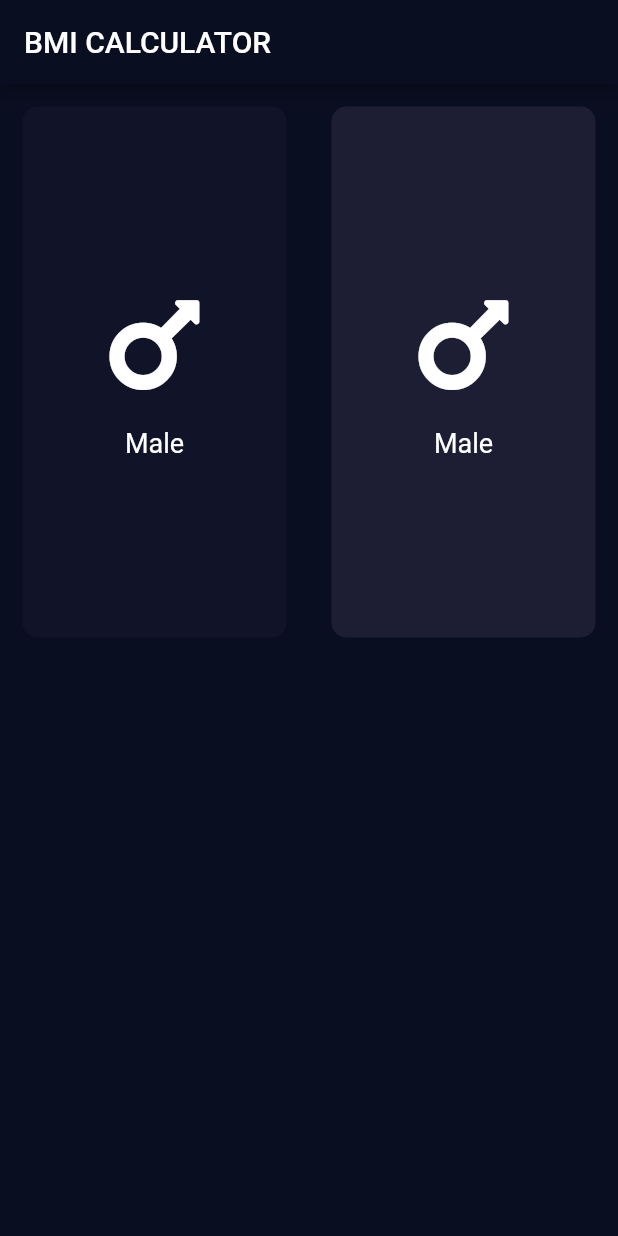
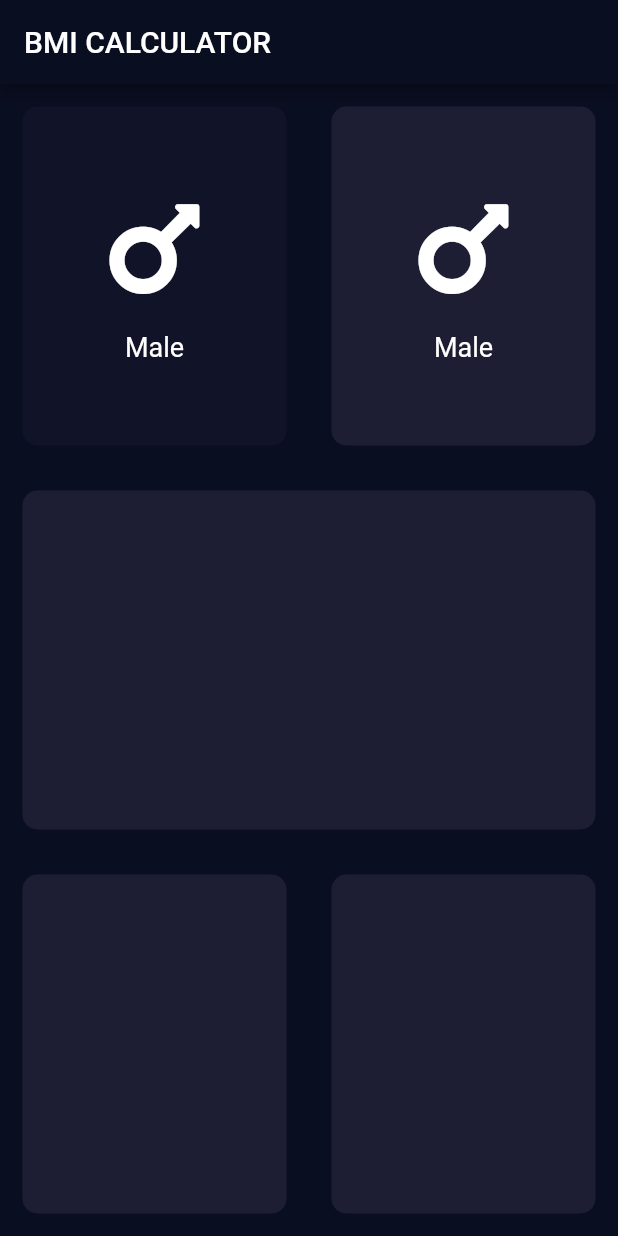
Before and after one commit to haroonkhan9426/BMI-Calculator-Flutter-, a Flutter app: the screen it shows after launch, on a phone screen of 412 x 824 dp. Run offline on Flutter 3.47's test engine with Material 2 defaults, Android fonts, the phone set to English and light mode, and no system bars; our stand-ins replace font_awesome_flutter.

Commit message:
Other widgets added to the inputPageScreen

```diff
--- a/lib/screens/input_page.dart
+++ b/lib/screens/input_page.dart
@@ -48,12 +48,12 @@ class _InputPageState extends State<InputPage> {
             ],
           ),
         ),
-//        ReusableCard(),
+        ReusableCard(color: activeCardColor,),
         Expanded(
           child: Row(
             children: <Widget>[
-//              ReusableCard(),
-//              ReusableCard(),
+              ReusableCard(color: activeCardColor,),
+              ReusableCard(color: activeCardColor,),
             ],
           ),
         ),
```
